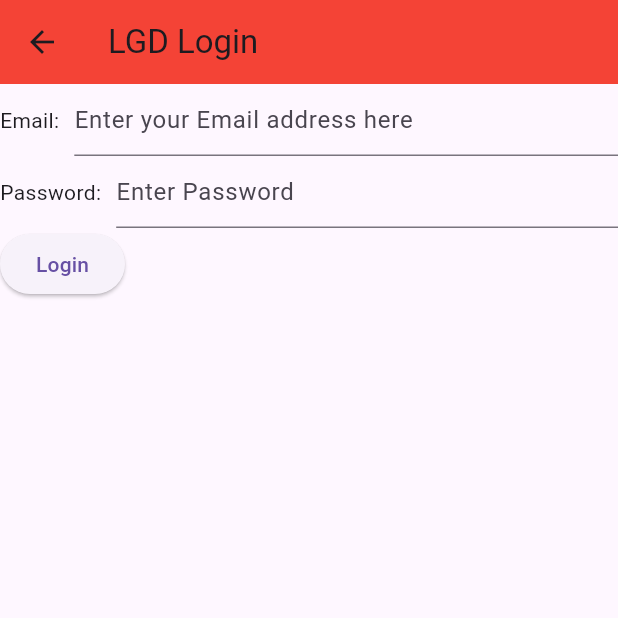
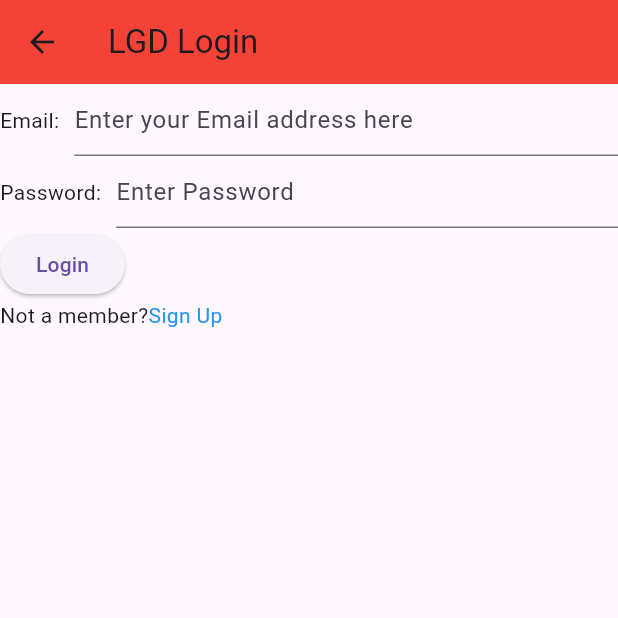
Before and after one commit to TajemulCSE/LGD, a Flutter app: the screen it shows after launch, item 3 of the bottom bar chosen, after a tap on "Login", on a phone screen of 412 x 824 dp, the top half of it. Run offline on Flutter 3.47's test engine with Material 3 defaults, Android fonts, the phone set to English and light mode, and no system bars; our stand-ins replace cached_network_image; network calls fail.

Commit message:
Route to sign up from login added

```diff
--- a/lib/login.dart
+++ b/lib/login.dart
@@ -1,4 +1,5 @@
 import 'package:flutter/material.dart';
+import 'package:lgd/sign_up.dart';
 
 class Login extends StatelessWidget{
   const Login({super.key});
@@ -6,6 +7,8 @@ class Login extends StatelessWidget{
 @override
   Widget build(BuildContext context) {
     return Scaffold(
+
+
 
         appBar: AppBar(
             title: Text("LGD Login"),backgroundColor: Colors.red,
@@ -40,6 +43,17 @@ class Login extends StatelessWidget{
                     ElevatedButton(onPressed:(){}, child: Text("Login"))
                   ],
 
+                ),
+                Row(
+                  children: [
+                    Flexible(child: Text("Not a member?")),
+                    GestureDetector(
+                      onTap: () {
+                        Navigator.push(context, MaterialPageRoute(builder: (context)=>SignUp()));
+                      },
+                      child: Text("Sign Up",style: TextStyle(color: Colors.blue),),
+                    )
+                  ],
                 )
 
               ],
```
